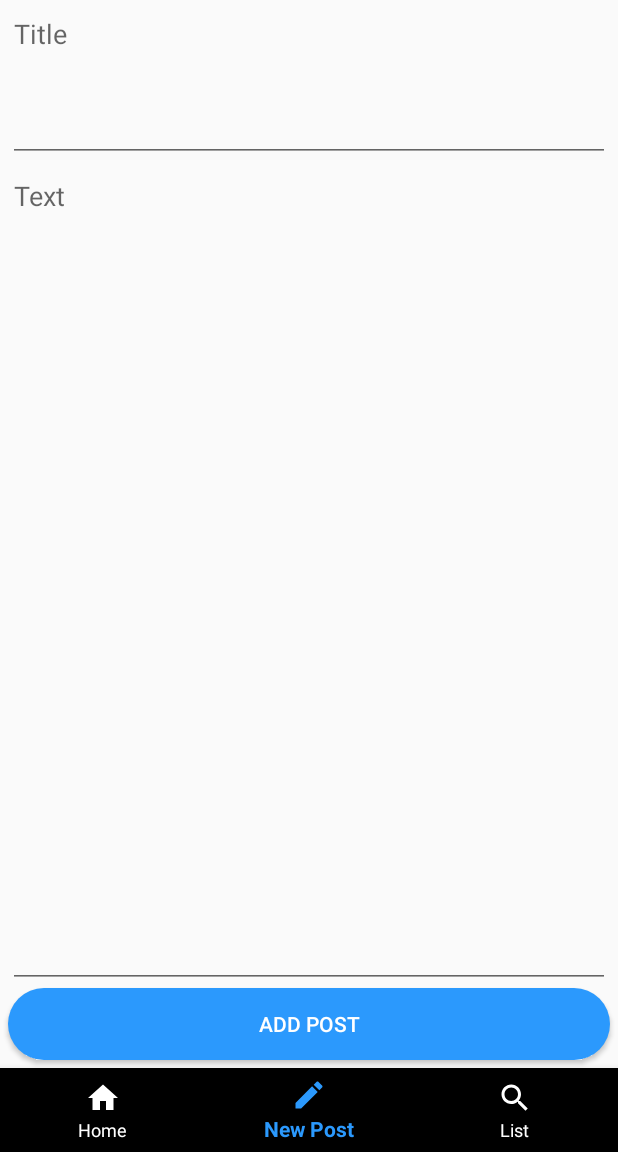
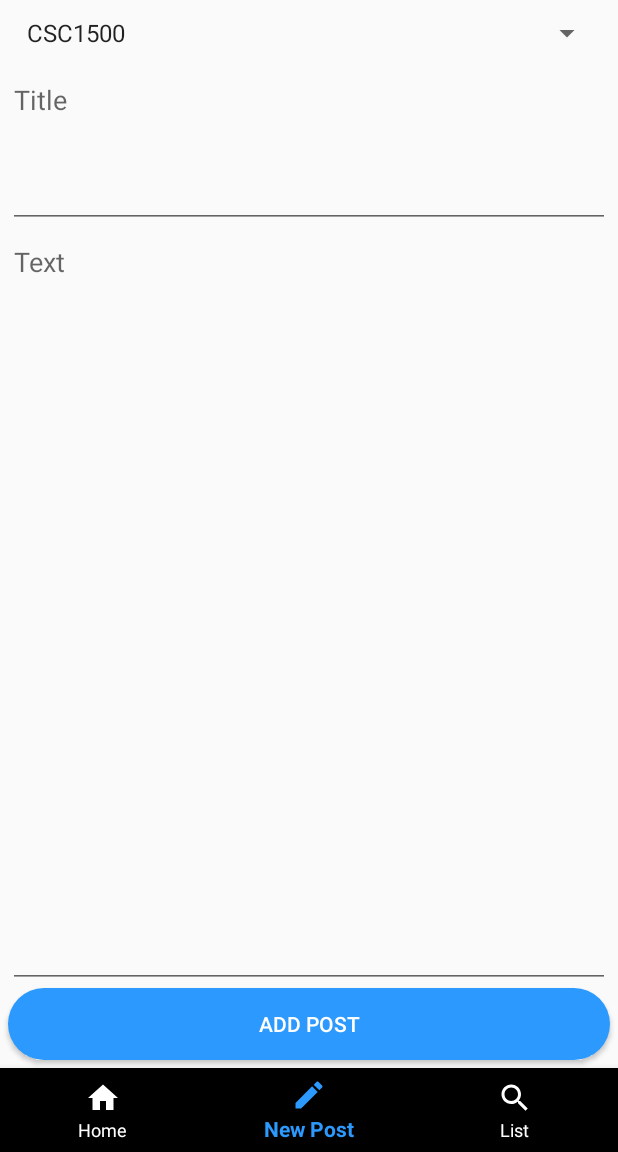
Before and after one commit to HalaAli2020/SeniorProject, an Android app: the screen it shows after launch once a user with an empty profile is signed in (MainForum), item 2 of the bottom bar chosen, on a phone screen of 412 x 824 dp, the part 84-1236 px from its top. Run offline under Robolectric (Android 15) with nearby library versions, the phone set to English and light mode, and no system bars; our stand-ins replace Firebase (no records; nobody signed in at launch, a user with empty details on screens opened directly), RxJava, data binding; libraries missing offline, so code that uses them is left out: com.xwray.groupie; 3 statements that could not run were skipped.

Commit message:
New Post has a spinner to specify the type of class that the post is being posted to.

```diff
--- a/app/src/main/java/com/example/seniorproject/MainForum/NewPostFragment.kt
+++ b/app/src/main/java/com/example/seniorproject/MainForum/NewPostFragment.kt
@@ -6,6 +6,7 @@ import androidx.fragment.app.Fragment
 import android.view.LayoutInflater
 import android.view.View
 import android.view.ViewGroup
+import android.widget.ArrayAdapter
 import androidx.databinding.DataBindingUtil
 import androidx.lifecycle.ViewModelProvider
 //import com.example.seniorproject.InjectorUtils
@@ -15,6 +16,7 @@ import com.example.seniorproject.R
 import com.example.seniorproject.databinding.FragmentHomeBinding
 import com.example.seniorproject.viewModels.HomeFragmentViewModel
 import com.example.seniorproject.viewModels.NewPostFragmentViewModel
+import kotlinx.android.synthetic.main.new_post_fragment.view.*
 import javax.inject.Inject
 
 class NewPostFragment : Fragment() {
@@ -29,10 +31,7 @@ class NewPostFragment : Fragment() {
 
     //private lateinit var viewModel: NewPostFragmentViewModel
 
-    override fun onCreateView(
-        inflater: LayoutInflater, container: ViewGroup?,
-        savedInstanceState: Bundle?
-    ): View? {
+    override fun onCreateView(inflater: LayoutInflater, container: ViewGroup?, savedInstanceState: Bundle?): View? {
 
         DaggerAppComponent.create().inject(this)
         val binding: NewPostFragmentBinding = DataBindingUtil.inflate(inflater, R.layout.new_post_fragment, container, false)
@@ -43,6 +42,13 @@ class NewPostFragment : Fragment() {
         val binding: NewPostFragmentBinding = DataBindingUtil.inflate(inflater, R.layout.new_post_fragment, container, false)
         viewModel = ViewModelProviders.of(this, factory).get(NewPostFragmentViewModel::class.java)
         val view = inflater.inflate(R.layout.new_post_fragment, container, false)*/
+
+
+        val adapter = ArrayAdapter.createFromResource(view.context, R.array.class_list, android.R.layout.simple_spinner_item)
+        // Specify the layout to use when the list of choices appears
+        adapter.setDropDownViewResource(android.R.layout.simple_spinner_dropdown_item)
+        // Apply the adapter to the spinner
+        view.spinner2.adapter = adapter
 
         binding.newPostViewModel = viewModel
         binding.lifecycleOwner = this
--- a/app/src/main/res/layout/new_post_fragment.xml
+++ b/app/src/main/res/layout/new_post_fragment.xml
@@ -23,6 +23,14 @@
            android:layout_width="match_parent"
            android:layout_height="match_parent"
            android:orientation="vertical">
+
+           <Spinner
+               android:id="@+id/spinner2"
+               android:layout_width="match_parent"
+               android:layout_height="wrap_content"
+               android:layout_margin="10dp"
+               android:entries="@array/class_list"
+               tools:setOnItemSelectedListener="@{NewPostViewModel.clicksListener}"/>
 
 
             <EditText
--- a/app/src/main/res/values/strings.xml
+++ b/app/src/main/res/values/strings.xml
@@ -10,4 +10,11 @@
     <string name="title_activity_post_details">Post_details</string>
 
 
+
+    <string-array name="class_list">
+        <item>CSC1500</item>
+        <item>BIO1500</item>
+    </string-array>
+
+
 </resources>
```
Also changed, not shown: app/src/main/java/com/example/seniorproject/viewModels/NewPostFragmentViewModel.kt (+19 -3 lines).
